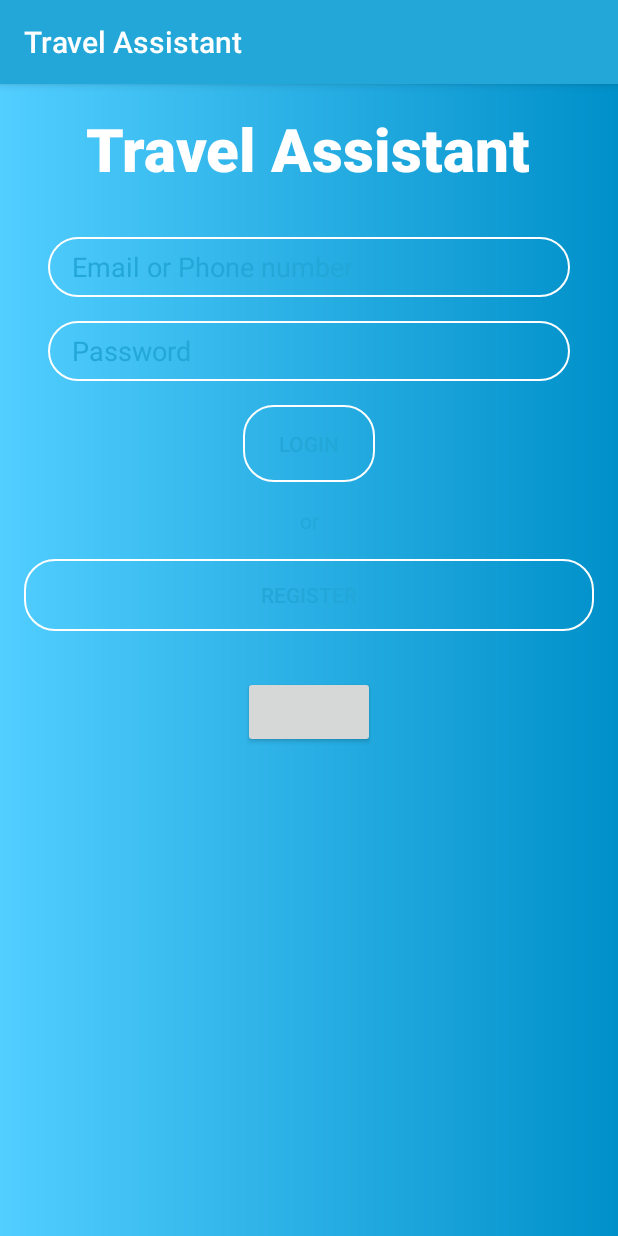
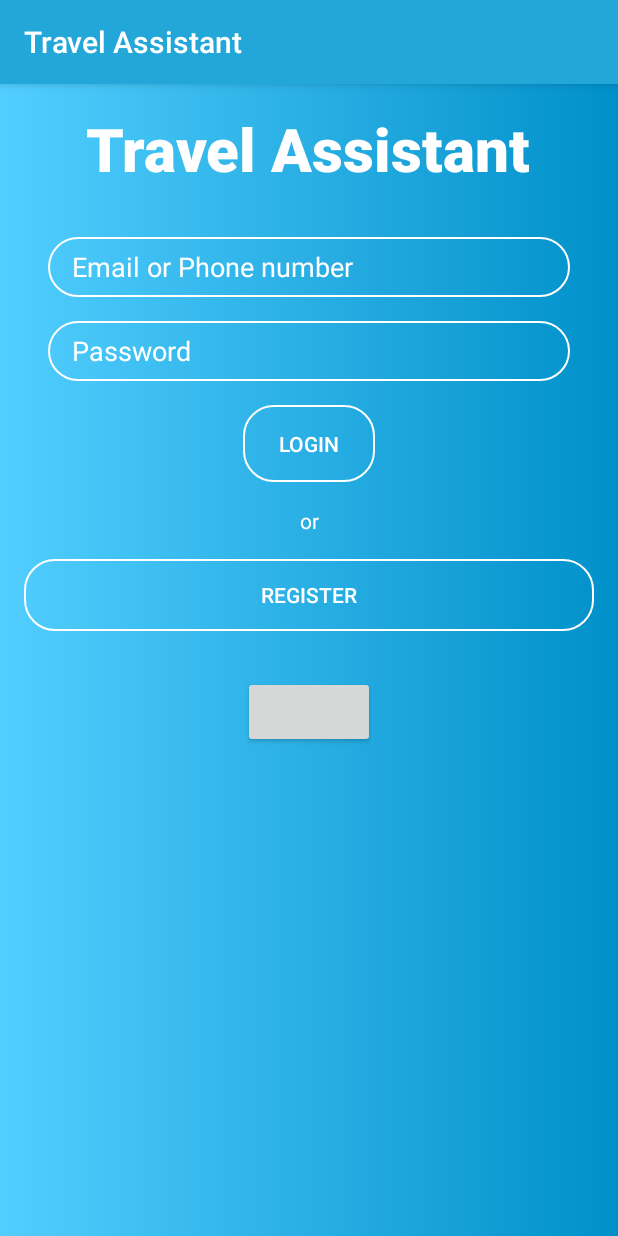
Before and after one commit to NguyenfromVN/MobileAppDevelopment, an Android app: the screen it shows after launch (LoginActivity), on a phone screen of 412 x 824 dp. Run offline under Robolectric (Android 15) with nearby library versions, the phone set to English and light mode, and no system bars; libraries missing offline, so code that uses them is left out: com.facebook, com.facebook.login; plain views replace LoginButton; 4 statements that could not run were skipped.

Commit message:
(!) Fix color layout
Change text color, progess bar color

```diff
--- a/Source/ProjectApplication/app/src/main/res/layout/activity_login.xml
+++ b/Source/ProjectApplication/app/src/main/res/layout/activity_login.xml
@@ -22,12 +22,13 @@
             android:layout_gravity="center"
             android:paddingBottom="@dimen/fab_margin"
             android:text="@string/app_name"
-            android:textColor="@color/common_google_signin_btn_text_dark_default"
+            android:textColor="@color/white"
             android:textSize="40sp"
             app:autoSizeTextType="none"
             app:fontFamily="sans-serif-black" />
 
         <EditText
+            android:textColor="@color/white"
             android:id="@+id/username"
             android:layout_width="match_parent"
             android:layout_height="40sp"
@@ -37,7 +38,7 @@
             android:hint="@string/user_name"
             android:inputType="textPersonName"
             android:paddingLeft="@dimen/fab_margin"
-            android:textColorHint="@color/colorAccent" />
+            android:textColorHint="@color/white" />
 
         <EditText
             android:id="@+id/password"
@@ -52,7 +53,9 @@
             android:hint="@string/password"
             android:inputType="textPassword"
             android:paddingLeft="@dimen/fab_margin"
-            android:textColorHint="@color/colorAccent" />
+            android:textColorHint="@color/white"
+            android:textColor="@color/white"
+            />
 
         <Button
             android:id="@+id/btnLogin"
@@ -62,7 +65,7 @@
             android:background="@drawable/et_bg"
             android:padding="@dimen/fab_margin"
             android:text="@string/loginbtn"
-            android:textColor="@color/colorAccent" />
+            android:textColor="@color/white" />
 
         <TextView
             android:id="@+id/textView3"
@@ -71,7 +74,7 @@
             android:gravity="center"
             android:padding="@dimen/fab_margin"
             android:text="or"
-            android:textColor="@color/colorAccent" />
+            android:textColor="@color/white" />
 
 
 
@@ -83,7 +86,7 @@
                 android:layout_height="wrap_content"
                 android:background="@drawable/btn_bg"
                 android:text="@string/registerbtn"
-                android:textColor="@color/colorAccent" />
+                android:textColor="@color/white" />
         <com.facebook.login.widget.LoginButton
             android:id="@+id/login_button"
             android:layout_width="wrap_content"
--- a/Source/ProjectApplication/app/src/main/res/layout/activity_splash.xml
+++ b/Source/ProjectApplication/app/src/main/res/layout/activity_splash.xml
@@ -24,11 +24,12 @@
 
         <ProgressBar
             android:id="@+id/progressBar"
-            style="?android:attr/progressBarStyle"
+            style="@style/Widget.AppCompat.ProgressBar"
             android:layout_width="wrap_content"
             android:layout_height="wrap_content"
             android:layout_gravity="bottom|center"
-            android:layout_marginBottom="@dimen/fab_margin" />
+            android:layout_marginBottom="@dimen/fab_margin"
+            android:theme="@style/AppTheme.WhiteAccent" />
     </FrameLayout>
 
 </androidx.constraintlayout.widget.ConstraintLayout>
--- a/Source/ProjectApplication/app/src/main/res/values/colors.xml
+++ b/Source/ProjectApplication/app/src/main/res/values/colors.xml
@@ -8,4 +8,7 @@
     <color name="transparent">#00000000</color>
     <color name="gradStart">#52ceff</color>
     <color name="gradStop">#0090c9</color>
+    <style name="AppTheme.WhiteAccent">
+        <item name="colorAccent">@color/white</item> <!-- Whatever color you want-->
+    </style>
 </resources>
```
Also changed, not shown: Source/ProjectApplication/app/src/main/res/layout/activity_register.xml (+7 -7 lines).
